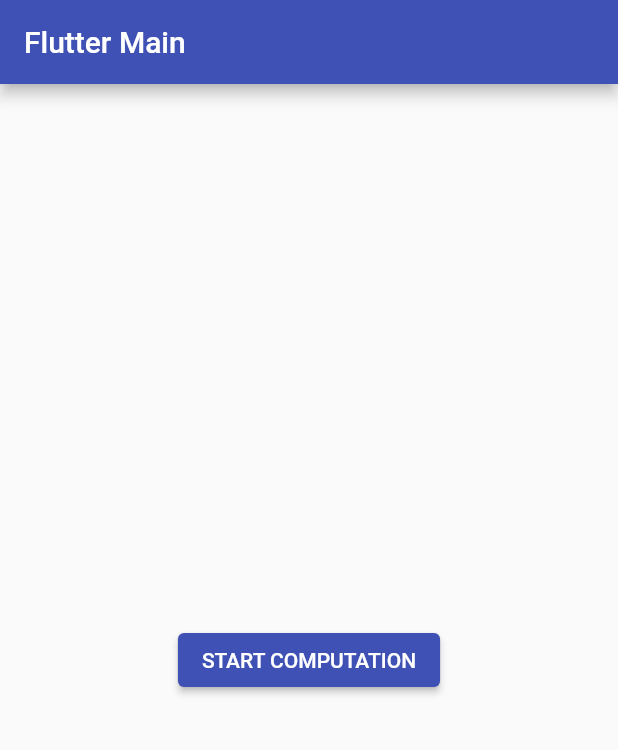
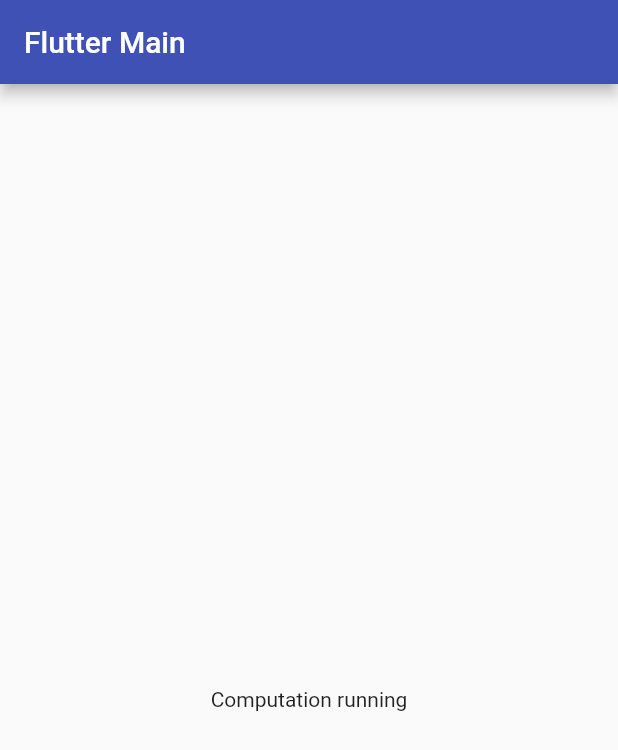
Before and after one commit to leancodepl/flutter-add2app-background-services, a Flutter app: the screen it shows after launch, after a tap on "START COMPUTATION", on a phone screen of 412 x 824 dp. Shown: the top 750 px of the screen. Run offline on Flutter 3.47's test engine with Material 2 defaults, Android fonts, the phone set to English and light mode, and no system bars.

Commit message:
Receive events from service isolate in main isolate

```diff
--- a/flutter_module/lib/main.dart
+++ b/flutter_module/lib/main.dart
@@ -17,7 +17,7 @@ void main() {
   final app = MaterialApp(
     title: 'Flutter Demo',
     theme: theme,
-    home: const MainPage(),
+    home: MainPage(mainIsolateHost: mainHost),
   );
 
   runApp(app);
--- a/flutter_module/lib/src/background_service/start_background_service.dart
+++ b/flutter_module/lib/src/background_service/start_background_service.dart
@@ -24,14 +24,18 @@ void startBackgroundService() {
 
   const allTicks = 20;
   var remainingTicks = 20;
+
   Timer.periodic(const Duration(seconds: 1), (timer) {
     print('Timer tick $remainingTicks');
+
+    remainingTicks--;
+
     mainClient.send(
       MainComputationStatusMessage(
         progress: (allTicks - remainingTicks) / allTicks,
       ),
     );
-    remainingTicks--;
+
     if (remainingTicks == 0) {
       timer.cancel();
       backgroundServiceHost.dispose();
--- a/flutter_module/lib/src/main/main_isolate.dart
+++ b/flutter_module/lib/src/main/main_isolate.dart
@@ -1,6 +1,5 @@
 import 'dart:isolate';
 
-import 'package:flutter/material.dart';
 import 'package:flutter_module/src/common/isolates/isolate_client.dart';
 import 'package:flutter_module/src/common/isolates/isolate_host.dart';
 import 'package:flutter_module/src/common/isolates/register_isolate.dart';
--- a/flutter_module/lib/src/main/main_page.dart
+++ b/flutter_module/lib/src/main/main_page.dart
@@ -1,8 +1,62 @@
+import 'dart:async';
+
 import 'package:flutter/material.dart';
 import 'package:flutter_module/src/gen/api.dart';
+import 'package:flutter_module/src/main/main_isolate.dart';
 
-class MainPage extends StatelessWidget {
-  const MainPage({Key? key}) : super(key: key);
+class MainPage extends StatefulWidget {
+  const MainPage({
+    Key? key,
+    required this.mainIsolateHost,
+  }) : super(key: key);
+
+  final MainIsolateHost mainIsolateHost;
+
+  @override
+  State<StatefulWidget> createState() {
+    return _MainPageState();
+  }
+}
+
+class _MainPageState extends State<MainPage> {
+  StreamSubscription? mainHostSubscription;
+  NativeMainApi nativeMainApi = NativeMainApi();
+
+  bool isComputationRunning = false;
+  double progress = 0;
+
+  @override
+  void initState() {
+    super.initState();
+
+    mainHostSubscription = widget.mainIsolateHost.events.listen((event) {
+      if (event is MainComputationStatusMessage) {
+        setState(() {
+          progress = event.progress;
+        });
+      }
+    });
+  }
+
+  @override
+  void dispose() {
+    super.dispose();
+    mainHostSubscription?.cancel();
+  }
+
+  void _onStartPressed() {
+    nativeMainApi.startService(
+      ComputationNotification(
+        title: 'Computation service is running',
+        message: '',
+        percentProgress: 0,
+      ),
+    );
+
+    setState(() {
+      isComputationRunning = true;
+    });
+  }
 
   @override
   Widget build(BuildContext context) {
@@ -11,18 +65,19 @@ class MainPage extends StatelessWidget {
         title: const Text('Flutter Main'),
       ),
       body: Center(
-        child: ElevatedButton(
-          onPressed: () {
-            NativeMainApi().startService(
-              ComputationNotification(
-                title: 'Computation service is running',
-                message: '',
-                percentProgress: 0,
+        child: isComputationRunning
+            ? Column(
+                mainAxisAlignment: MainAxisAlignment.center,
+                children: [
+                  CircularProgressIndicator(value: progress),
+                  const SizedBox(height: 16),
+                  const Text('Computation running'),
+                ],
+              )
+            : ElevatedButton(
+                onPressed: _onStartPressed,
+                child: Text('Start computation'.toUpperCase()),
               ),
-            );
-          },
-          child: Text('Start computation'.toUpperCase()),
-        ),
       ),
     );
   }
```
Also changed, not shown: 1 other file.
